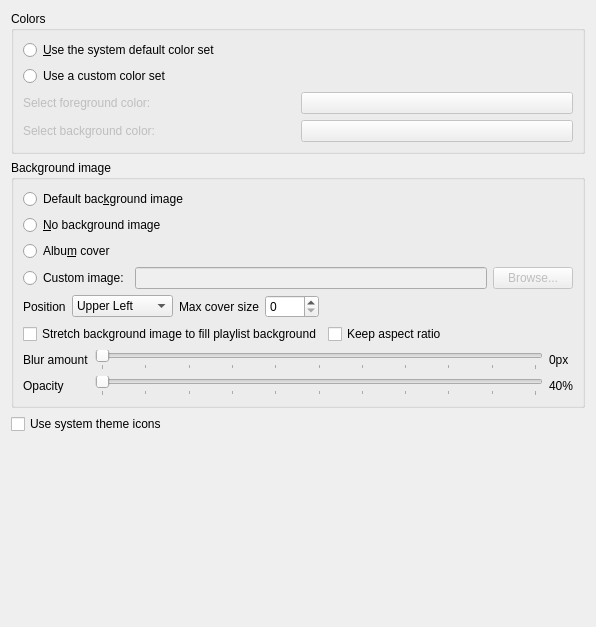
Before: the Qt Designer form src/settings/appearancesettingspage.ui in strawberrymusicplayer/strawberry, drawn with Qt 5.
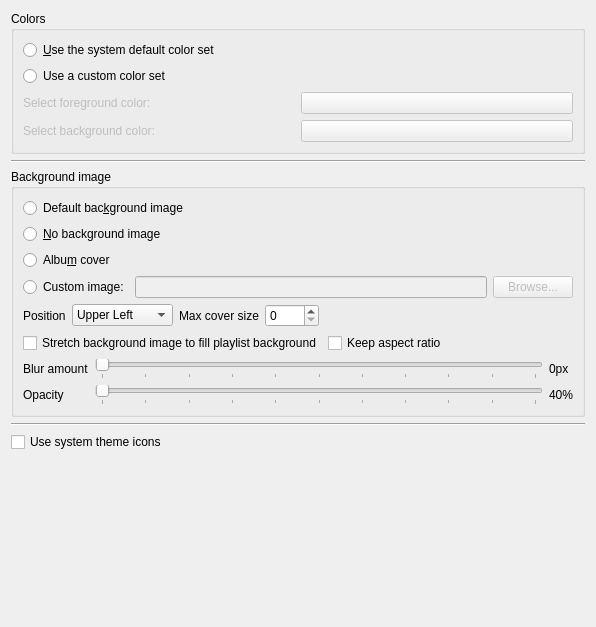
After: the same form once the commit is applied.

Commit message: Add lines to settings

What changed in the file:
```diff
--- a/src/settings/appearancesettingspage.ui
+++ b/src/settings/appearancesettingspage.ui
@@ -85,6 +85,13 @@
      </layout>
     </widget>
    </item>
+   <item>
+    <widget class="Line" name="line_1">
+     <property name="orientation">
+      <enum>Qt::Horizontal</enum>
+     </property>
+    </widget>
+   </item>
    <item>
     <widget class="QGroupBox" name="groupbox_background_image">
      <property name="title">
@@ -353,6 +360,13 @@
      </layout>
     </widget>
    </item>
+   <item>
+    <widget class="Line" name="line_2">
+     <property name="orientation">
+      <enum>Qt::Horizontal</enum>
+     </property>
+    </widget>
+   </item>
    <item>
     <widget class="QCheckBox" name="checkbox_system_icons">
      <property name="text">
```
Left out of the diff: 2 changed lines with no effect on the pictures. The commit also changes 10 other files.
